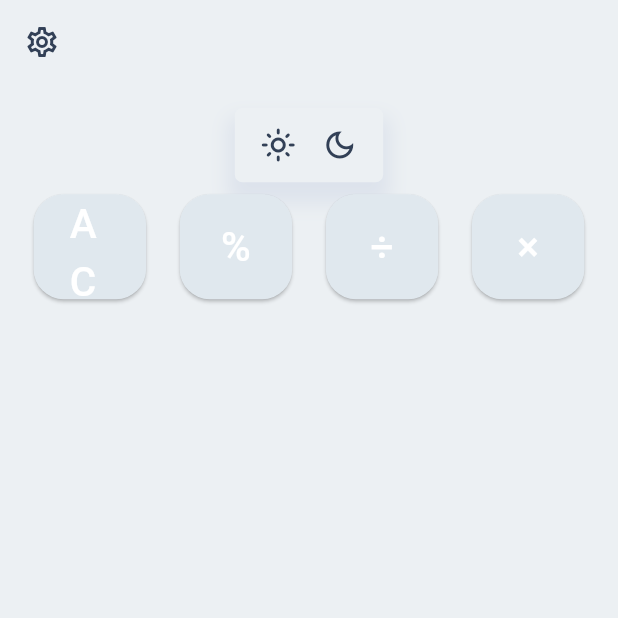
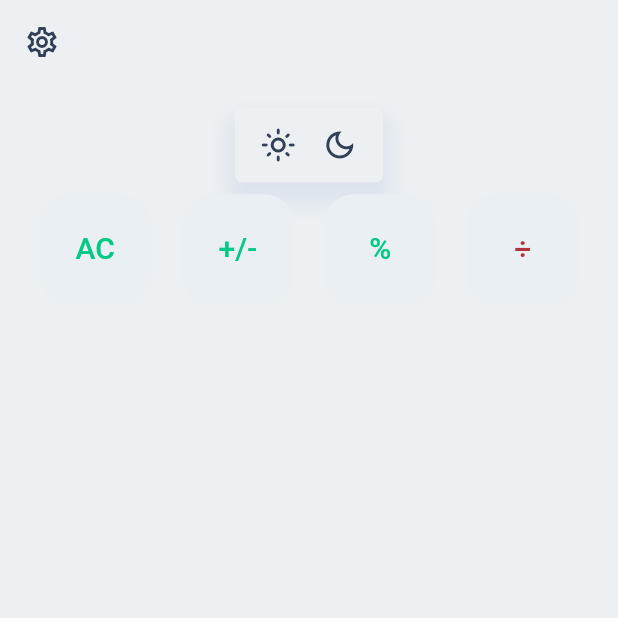
Before and after one commit to rjcalifornia/KCalc, a Flutter app: the screen it shows after launch, on a phone screen of 412 x 824 dp, the top half of it. Run offline on Flutter 3.47's test engine with Material 3 defaults, Android fonts, the phone set to English and light mode, and no system bars; our stand-ins replace google_fonts.

Commit message:
Changes to be committed: 	modified:   lib/ui/components/button_helper.dart 	modified:   lib/ui/screens/calculator.dart 	modified:   macos/Flutter/GeneratedPluginRegistrant.swift

```diff
--- a/lib/ui/components/button_helper.dart
+++ b/lib/ui/components/button_helper.dart
@@ -1,20 +1,22 @@
 import 'package:flutter/material.dart';
+import 'package:google_fonts/google_fonts.dart';
 
-Widget buttonHelper(
-    String buttonText, Color buttonColor, void Function()? buttonPressed) {
+Widget buttonHelper(String buttonText, Color buttonColor, Color textColor,
+    void Function()? buttonPressed) {
   return Container(
     width: 75,
-    height: buttonText == '=' ? 150 : 70,
+    height: buttonText == '=' ? 150 : 74,
     padding: const EdgeInsets.all(0),
     child: ElevatedButton(
       onPressed: buttonPressed,
       style: ElevatedButton.styleFrom(
+          shadowColor: Colors.transparent,
           shape: const RoundedRectangleBorder(
               borderRadius: BorderRadius.all(Radius.circular(20))),
           backgroundColor: buttonColor),
       child: Text(
         buttonText,
-        style: const TextStyle(fontSize: 27, color: Colors.white),
+        style: GoogleFonts.roboto(fontSize: 20, color: textColor),
       ),
     ),
   );
--- a/lib/ui/screens/calculator.dart
+++ b/lib/ui/screens/calculator.dart
@@ -37,17 +37,19 @@ class _CalculatorScreenState extends State<CalculatorScreen> {
             height: 8,
           ),
           const SwitchMode(),
-          Row(
-            mainAxisAlignment: MainAxisAlignment.spaceEvenly,
+          Wrap(
+            //mainAxisAlignment: MainAxisAlignment.spaceEvenly,
+            alignment: WrapAlignment.spaceAround,
+            spacing: 20,
             children: [
-              buttonHelper(
-                  'AC', const Color(0xffe0e8ee), () => buttonPressed('AC')),
-              buttonHelper(
-                  '%', const Color(0xffe0e8ee), () => buttonPressed('%')),
-              buttonHelper(
-                  '÷', const Color(0xffe0e8ee), () => buttonPressed('÷')),
-              buttonHelper(
-                  "×", const Color(0xffe0e8ee), () => buttonPressed('×')),
+              buttonHelper('AC', const Color(0xffe9eff3),
+                  const Color(0xff02c984), () => buttonPressed('AC')),
+              buttonHelper('+/-', const Color(0xffe9eff3),
+                  const Color(0xff02c984), () => buttonPressed('+/-')),
+              buttonHelper('%', const Color(0xffe9eff3),
+                  const Color(0xff02c984), () => buttonPressed('%')),
+              buttonHelper("÷", const Color(0xffe9eff3),
+                  const Color(0xffaf343b), () => buttonPressed('÷')),
             ],
           ),
         ],
--- a/pubspec.yaml
+++ b/pubspec.yaml
@@ -36,6 +36,7 @@ dependencies:
   # Use with the CupertinoIcons class for iOS style icons.
   cupertino_icons: ^1.0.6
   math_expressions: ^2.5.0
+  google_fonts: ^6.2.1
 
 dev_dependencies:
   flutter_test:
```
Also changed, not shown: pubspec.lock, 1 other file.
